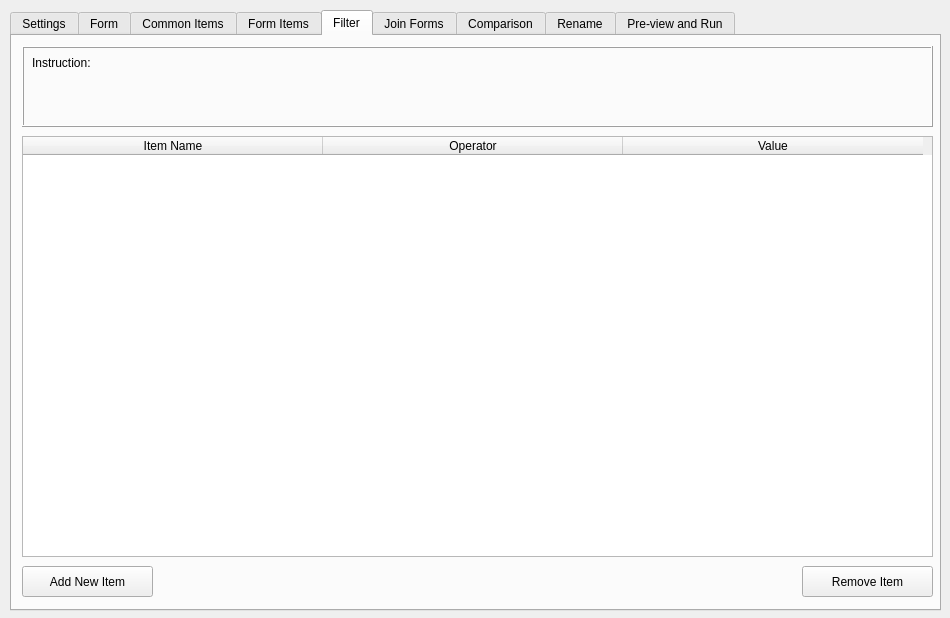
This is form.ui in HoangMNguyen/CCI_ClinicalReporting as Qt 5 draws it before an edit. The edited form follows.
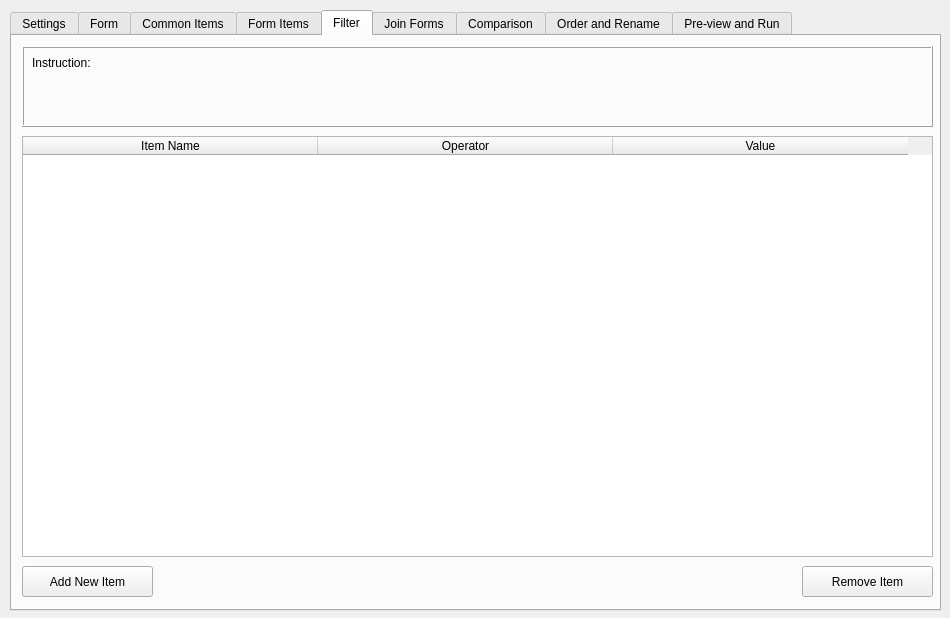
This is the edited form. The open tabs and pages were chosen to show the change. Icons and pictures are not drawn.

```diff
--- a/form.ui
+++ b/form.ui
@@ -791,7 +791,7 @@
       </rect>
      </property>
      <attribute name="horizontalHeaderDefaultSectionSize">
-      <number>300</number>
+      <number>295</number>
      </attribute>
      <column>
       <property name="text">
@@ -1033,7 +1033,7 @@
    </widget>
    <widget class="QWidget" name="tab_rename_order">
     <attribute name="title">
-     <string>Rename</string>
+     <string>Order and Rename</string>
     </attribute>
     <widget class="QTableWidget" name="tableWidget_rename">
      <property name="geometry">
```
